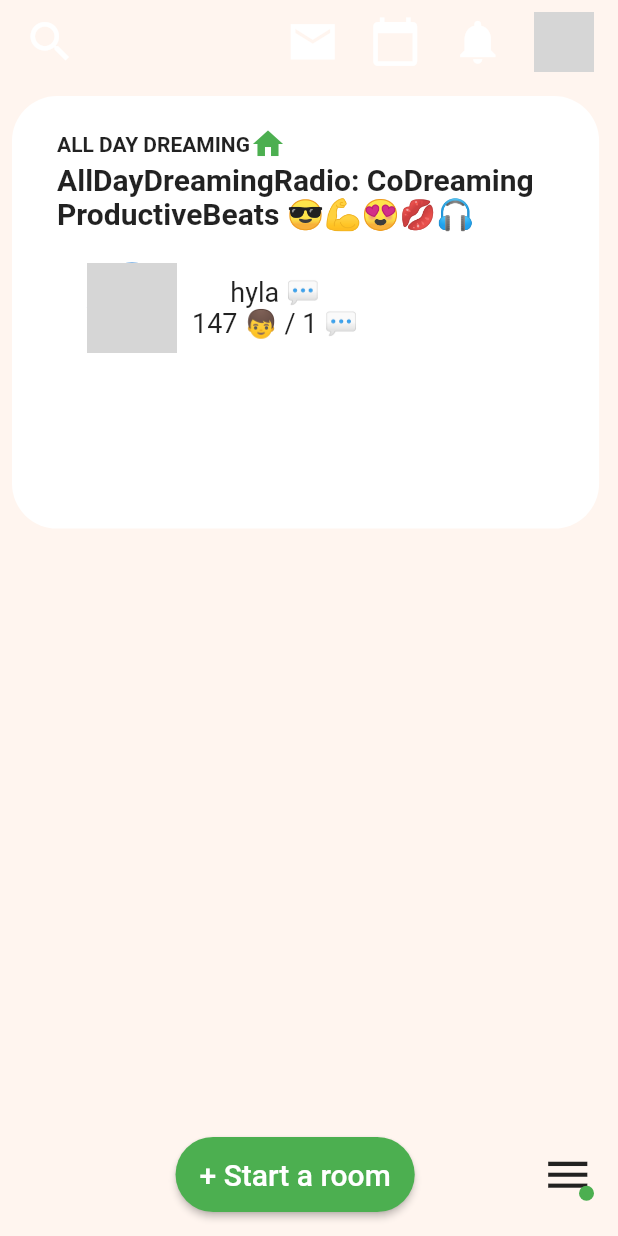
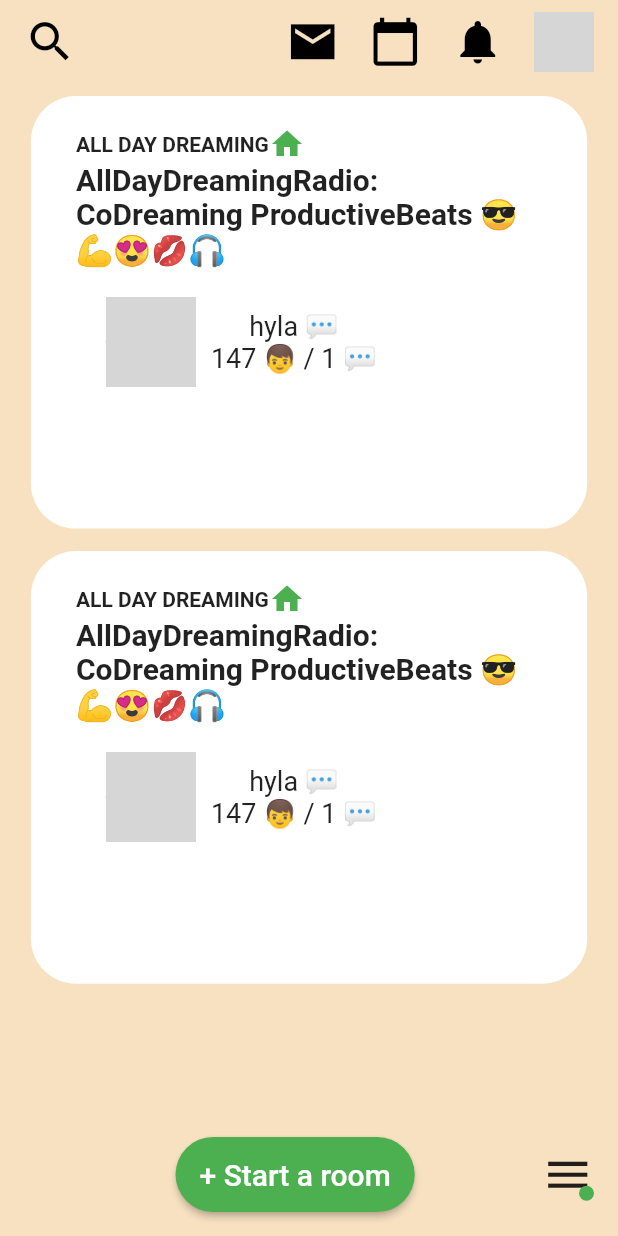
Before and after one commit to BilalRehman08/SMUNITY, a Flutter app: the Settings screen opened directly, after a tap on "Log out", on a phone screen of 412 x 824 dp. Run offline on Flutter 3.47's test engine with Material 2 defaults, Android fonts, the phone set to English and light mode, and no system bars; our stand-ins replace font_awesome_flutter; network calls fail; grey boxes are pictures that could not be loaded.

Commit message:
first commit

```diff
--- a/lib/home.dart
+++ b/lib/home.dart
@@ -9,27 +9,32 @@ class _HomeScreenState extends State<HomeScreen> {
   @override
   Widget build(BuildContext context) {
     return MaterialApp(
+      debugShowCheckedModeBanner: false,
       home: Scaffold(
         appBar: AppBar(
           automaticallyImplyLeading: false,
-          backgroundColor: Color(0xffFFF5EF),
+          backgroundColor: Color(0xfff7e1c1),
           elevation: 0,
           title: Row(
             mainAxisAlignment: MainAxisAlignment.spaceBetween,
             children: [
-              Icon(Icons.search, size: 35),
+              Icon(Icons.search, size: 35, color: Colors.black),
               Row(
                 mainAxisAlignment: MainAxisAlignment.spaceEvenly,
                 children: [
-                  Icon(Icons.mail_sharp, size: 35),
+                  Icon(
+                    Icons.mail_sharp,
+                    size: 35,
+                    color: Colors.black,
+                  ),
                   SizedBox(
                     width: 20,
                   ),
-                  Icon(Icons.calendar_today, size: 35),
+                  Icon(Icons.calendar_today, size: 35, color: Colors.black),
                   SizedBox(
                     width: 20,
                   ),
-                  Icon(Icons.notifications, size: 35),
+                  Icon(Icons.notifications, size: 35, color: Colors.black),
                   SizedBox(
                     width: 20,
                   ),
@@ -43,69 +48,18 @@ class _HomeScreenState extends State<HomeScreen> {
             ],
           ),
         ),
-        backgroundColor: Color(0xffFFF5EF),
+        backgroundColor: Color(0xfff7e1c1),
         body: SingleChildScrollView(
           child: Padding(
             padding: const EdgeInsets.all(8.0),
-            child: Container(
-              height: MediaQuery.of(context).size.height * 0.35,
-              width: MediaQuery.of(context).size.width * 0.95,
-              padding:
-                  EdgeInsets.only(top: 20.0, right: 30, left: 30, bottom: 20),
-              alignment: Alignment.center,
-              decoration: BoxDecoration(
-                  borderRadius: BorderRadius.circular(30), color: Colors.white),
-              child: Column(
-                children: [
-                  Row(
-                    children: [
-                      Text(
-                        "ALL DAY DREAMING",
-                        style: TextStyle(fontWeight: FontWeight.w700),
-                      ),
-                      Icon(
-                        Icons.home,
-                        color: Colors.green,
-                      )
-                    ],
-                  ),
-                  Flexible(
-                      child: Text(
-                          "AllDayDreamingRadio: CoDreaming ProductiveBeats 😎💪😍💋🎧",
-                          style: TextStyle(
-                              fontWeight: FontWeight.w700, fontSize: 20))),
-                  SizedBox(
-                    height: 20,
-                  ),
-                  Row(
-                    children: [
-                      SizedBox(
-                        width: 20,
-                      ),
-                      CircleAvatar(
-                        radius: 30,
-                        backgroundImage: NetworkImage(
-                            "https://cdn.pixabay.com/photo/2015/03/03/20/42/man-657869_960_720.jpg"),
-                      ),
-                      SizedBox(
-                        width: 10,
-                      ),
-                      Column(
-                        children: [
-                          Text(
-                            "hyla 💬",
-                            style: TextStyle(fontSize: 18),
-                          ),
-                          Text(
-                            "147 👦 / 1 💬",
-                            style: TextStyle(fontSize: 18),
-                          )
-                        ],
-                      )
-                    ],
-                  )
-                ],
-              ),
+            child: Column(
+              children: [
+                carddd(context),
+                SizedBox(
+                  height: 15,
+                ),
+                carddd(context),
+              ],
             ),
           ),
         ),
@@ -146,3 +100,66 @@ class _HomeScreenState extends State<HomeScreen> {
     );
   }
 }
+
+Widget carddd(context) {
+  return Center(
+    child: Container(
+      height: MediaQuery.of(context).size.height * 0.35,
+      width: MediaQuery.of(context).size.width * 0.90,
+      padding: EdgeInsets.only(top: 20.0, right: 30, left: 30, bottom: 20),
+      alignment: Alignment.center,
+      decoration: BoxDecoration(
+          borderRadius: BorderRadius.circular(30), color: Colors.white),
+      child: Column(
+        children: [
+          Row(
+            children: [
+              Text(
+                "ALL DAY DREAMING",
+                style: TextStyle(fontWeight: FontWeight.w700),
+              ),
+              Icon(
+                Icons.home,
+                color: Colors.green,
+              )
+            ],
+          ),
+          Flexible(
+              child: Text(
+                  "AllDayDreamingRadio: CoDreaming ProductiveBeats 😎💪😍💋🎧",
+                  style: TextStyle(fontWeight: FontWeight.w700, fontSize: 20))),
+          SizedBox(
+            height: 20,
+          ),
+          Row(
+            children: [
+              SizedBox(
+                width: 20,
+              ),
+              CircleAvatar(
+                radius: 30,
+                backgroundImage: NetworkImage(
+                    "https://cdn.pixabay.com/photo/2015/03/03/20/42/man-657869_960_720.jpg"),
+              ),
+              SizedBox(
+                width: 10,
+              ),
+              Column(
+                children: [
+                  Text(
+                    "hyla 💬",
+                    style: TextStyle(fontSize: 18),
+                  ),
+                  Text(
+                    "147 👦 / 1 💬",
+                    style: TextStyle(fontSize: 18),
+                  )
+                ],
+              )
+            ],
+          )
+        ],
+      ),
+    ),
+  );
+}
```
